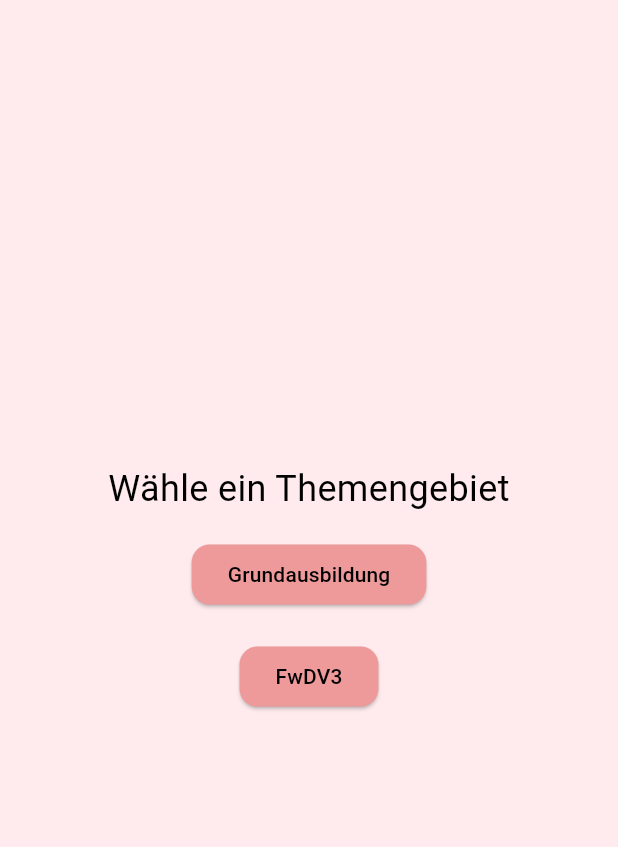
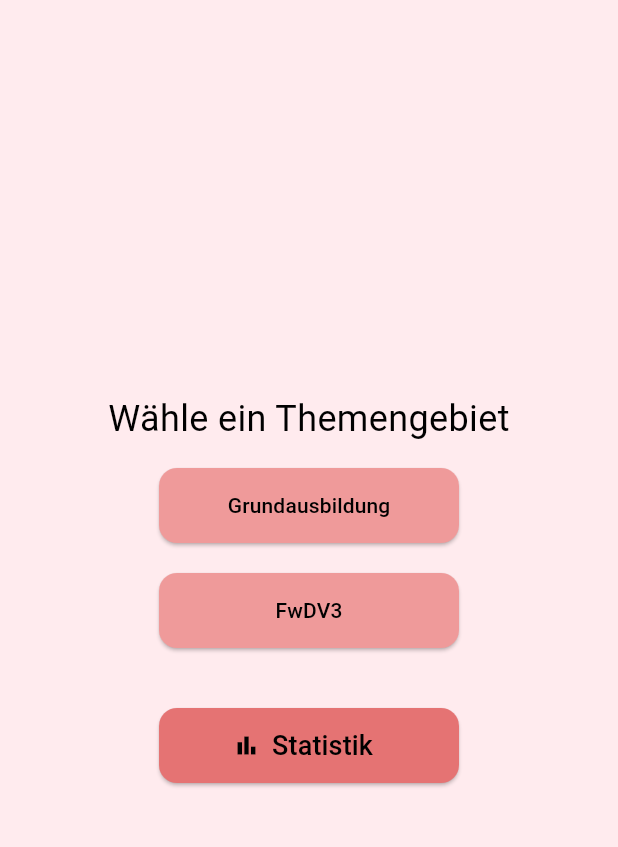
Before and after one commit to Zachfo/feuerwehr_forge, a Flutter app: the screen it shows after launch, on a phone screen of 412 x 824 dp, the part 84-931 px from its top. Run offline on Flutter 3.47's test engine with Material 3 defaults, Android fonts, the phone set to English and light mode, and no system bars; our stand-ins replace shared_preferences, syncfusion_flutter_charts.

Commit message:
Statistik implementiert

```diff
--- a/lib/screens/initial_start_screen.dart
+++ b/lib/screens/initial_start_screen.dart
@@ -1,6 +1,6 @@
-// lib/screens/initial_start_screen.dart
 import 'package:flutter/material.dart';
 import 'start_screen.dart';
+import 'stats_screen.dart'; // Importiere die Statistik-Seite
 
 class InitialStartScreen extends StatelessWidget {
   const InitialStartScreen({super.key});
@@ -14,8 +14,20 @@ class InitialStartScreen extends StatelessWidget {
     );
   }
 
+  void _showStatsScreen(BuildContext context) {
+    Navigator.push(
+      context,
+      MaterialPageRoute(
+        builder: (context) => StatsScreen(), // Navigation zur Statistik-Seite
+      ),
+    );
+  }
+
   @override
   Widget build(BuildContext context) {
+    const double buttonHeight = 50.0; // Höhe der Buttons
+    const double buttonWidth = 200.0; // Breite der Buttons
+
     return Scaffold(
       appBar: AppBar(
         title: const Text('Feuerwehr Forge'),
@@ -32,14 +44,42 @@ class InitialStartScreen extends StatelessWidget {
                 textAlign: TextAlign.center,
               ),
             ),
-            ElevatedButton(
-              onPressed: () => _selectTopic(context, 'Grundausbildung'),
-              child: const Text('Grundausbildung'),
+            Container(
+              width: buttonWidth,
+              child: ElevatedButton(
+                onPressed: () => _selectTopic(context, 'Grundausbildung'),
+                child: const Text('Grundausbildung'),
+                style: ElevatedButton.styleFrom(
+                  minimumSize: Size(buttonWidth, buttonHeight),
+                ),
+              ),
             ),
             const SizedBox(height: 20),
-            ElevatedButton(
-              onPressed: () => _selectTopic(context, 'FwDV3'),
-              child: const Text('FwDV3'),
+            Container(
+              width: buttonWidth,
+              child: ElevatedButton(
+                onPressed: () => _selectTopic(context, 'FwDV3'),
+                child: const Text('FwDV3'),
+                style: ElevatedButton.styleFrom(
+                  minimumSize: Size(buttonWidth, buttonHeight),
+                ),
+              ),
+            ),
+            const SizedBox(height: 40), // Größerer Abstand zum Statistik-Button
+            Container(
+              width: buttonWidth,
+              child: ElevatedButton.icon(
+                onPressed: () => _showStatsScreen(context),
+                icon: const Icon(Icons.bar_chart),
+                label: const Text(
+                  'Statistik',
+                  style: TextStyle(fontSize: 18.0),
+                ),
+                style: ElevatedButton.styleFrom(
+                  backgroundColor: Colors.red[300], // Unterschiedliche Hintergrundfarbe
+                  minimumSize: Size(buttonWidth, buttonHeight),
+                ),
+              ),
             ),
           ],
         ),
--- a/pubspec.yaml
+++ b/pubspec.yaml
@@ -30,7 +30,8 @@ environment:
 dependencies:
   flutter:
     sdk: flutter
-
+  shared_preferences: ^2.0.6
+  syncfusion_flutter_charts: ^26.1.40
 
   # The following adds the Cupertino Icons font to your application.
   # Use with the CupertinoIcons class for iOS style icons.
@@ -45,7 +46,7 @@ dev_dependencies:
   # activated in the `analysis_options.yaml` file located at the root of your
   # package. See that file for information about deactivating specific lint
   # rules and activating additional ones.
-  flutter_lints: ^3.0.0
+  flutter_lints: ^4.0.0
 
 # For information on the generic Dart part of this file, see the
 # following page: https://dart.dev/tools/pub/pubspec
```
Also changed, not shown: lib/screens/quiz_screen.dart (+16 -2 lines), lib/screens/result_screen.dart (+24 -0 lines), lib/screens/stats_screen.dart (added, +98 -0 lines), lib/services/stats_service.dart (added, +30 -0 lines), pubspec.lock, 1 other file.
